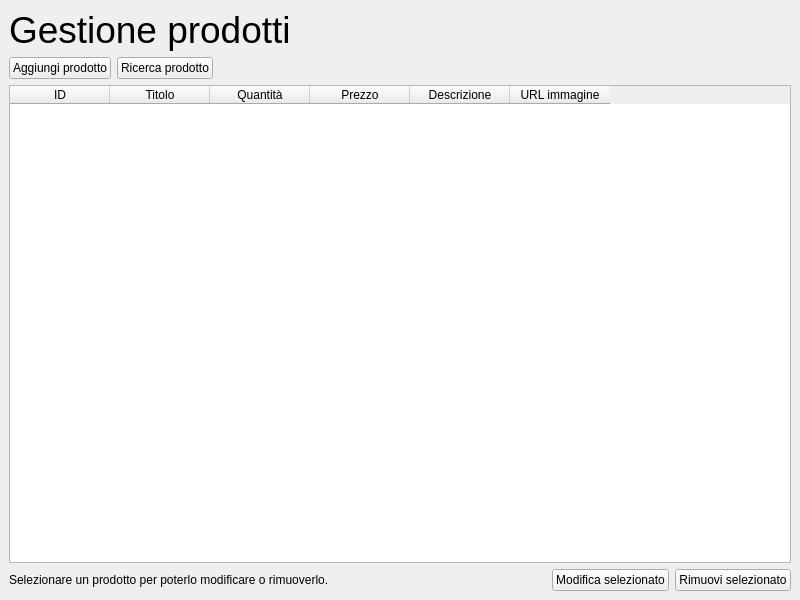
Before: the Qt Designer form ui/gestione_prodotti.ui in faffolao/Codice_Gestionale_Tipografia, drawn with Qt 5.
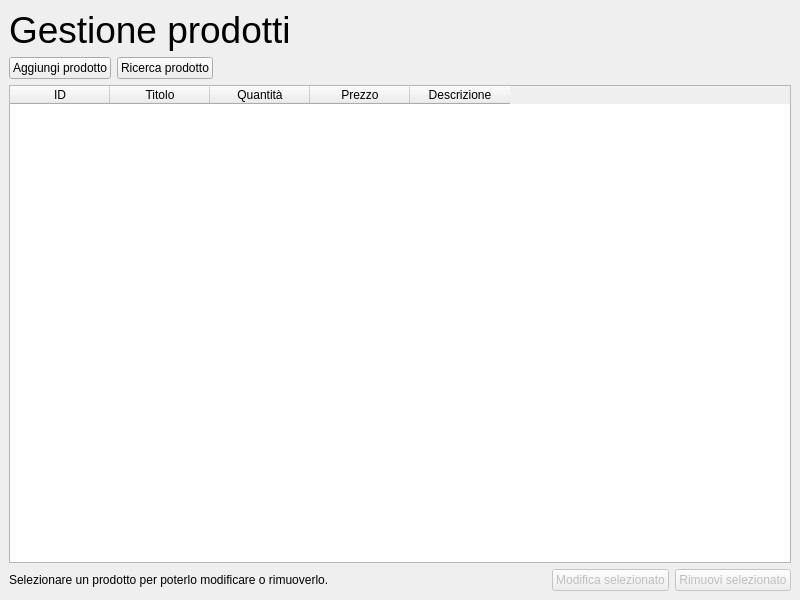
After: the same form once the commit is applied.

Commit message: finiti gestione prodotti e gestione utenti

Diff of the .ui file:
```diff
--- a/ui/gestione_prodotti.ui
+++ b/ui/gestione_prodotti.ui
@@ -85,11 +85,6 @@
         <string>Descrizione</string>
        </property>
       </column>
-      <column>
-       <property name="text">
-        <string>URL immagine</string>
-       </property>
-      </column>
      </widget>
     </item>
     <item>
@@ -116,6 +111,9 @@
       </item>
       <item>
        <widget class="QPushButton" name="btn_edit_selected">
+        <property name="enabled">
+         <bool>false</bool>
+        </property>
         <property name="text">
          <string>Modifica selezionato</string>
         </property>
@@ -123,6 +121,9 @@
       </item>
       <item>
        <widget class="QPushButton" name="btn_delete_selected">
+        <property name="enabled">
+         <bool>false</bool>
+        </property>
         <property name="text">
          <string>Rimuovi selezionato</string>
         </property>
```
The commit also changes 15 other files.
